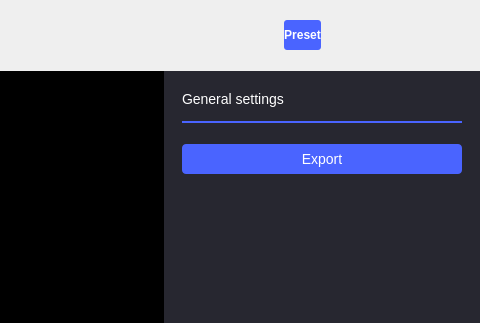
Old version of the form ui/spectrum_analyzer.ui in the repository analogdevicesinc/scopy; both pictures show x 489 to 969 and y 0 to 323 of the 969 by 661 pixel window.
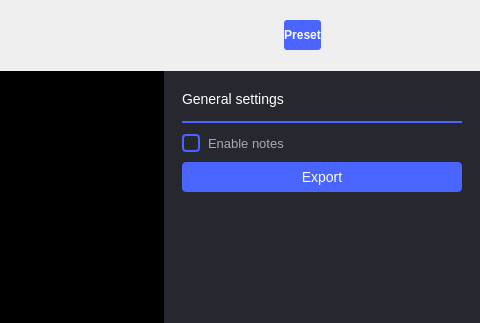
New version of the form. The open tabs and pages were chosen to show the change. Icons and pictures are not drawn. Custom widgets are drawn as their Qt base class.

Commit message: SpectrumAnalyzer: added notes to the instrument

Diff of the .ui file:
```diff
--- a/ui/spectrum_analyzer.ui
+++ b/ui/spectrum_analyzer.ui
@@ -918,6 +918,25 @@
               </layout>
              </widget>
              <widget class="QWidget" name="generalSettings">
+              <property name="styleSheet">
+               <string notr="true">
+QCheckBox {
+  spacing: 8px;
+  background-color: transparent;
+  font-size: 14px;
+  font-weight: bold;
+  color: rgba(255, 255, 255, 153);
+}
+
+QCheckBox::indicator {
+  width: 14px;
+  height: 14px;
+  border: 2px solid rgb(74,100,255);
+  border-radius: 4px;
+}
+QCheckBox::indicator:unchecked { background-color: transparent; }
+QCheckBox::indicator:checked { background-color: rgb(74,100,255); }</string>
+              </property>
               <layout class="QVBoxLayout" name="verticalLayout_3">
                <property name="spacing">
                 <number>0</number>
@@ -990,6 +1009,34 @@
                  </property>
                 </widget>
                </item>
+               <item>
+                <spacer name="verticalSpacer_11">
+                 <property name="orientation">
+                  <enum>Qt::Vertical</enum>
+                 </property>
+                 <property name="sizeType">
+                  <enum>QSizePolicy::Fixed</enum>
+                 </property>
+                 <property name="sizeHint" stdset="0">
+                  <size>
+                   <width>0</width>
+                   <height>10</height>
+                  </size>
+                 </property>
+                </spacer>
+               </item>
+               <item>
+                <widget class="QCheckBox" name="notesEnable">
+                 <property name="styleSheet">
+                  <string notr="true">font-size: 13px;
+font-weight: normal;
+</string>
+                 </property>
+                 <property name="text">
+                  <string>Enable notes</string>
+                 </property>
+                </widget>
+               </item>
                <item>
                 <spacer name="verticalSpacer_9">
                  <property name="orientation">
@@ -1001,7 +1048,7 @@
                  <property name="sizeHint" stdset="0">
                   <size>
                    <width>20</width>
-                   <height>20</height>
+                   <height>10</height>
                   </size>
                  </property>
                 </spacer>
@@ -2440,11 +2487,6 @@
   </layout>
  </widget>
  <customwidgets>
-  <customwidget>
-   <class>adiscope::CustomSwitch</class>
-   <extends>QPushButton</extends>
-   <header>customSwitch.hpp</header>
-  </customwidget>
   <customwidget>
    <class>adiscope::DetachDragZone</class>
    <extends>QWidget</extends>
@@ -2457,17 +2499,22 @@
    <header>menu_anim.hpp</header>
    <container>1</container>
   </customwidget>
-  <customwidget>
-   <class>adiscope::CustomPushButton</class>
-   <extends>QPushButton</extends>
-   <header>customPushButton.hpp</header>
-  </customwidget>
   <customwidget>
    <class>adiscope::RunSingleWidget</class>
    <extends>QWidget</extends>
    <header>runsinglewidget.h</header>
    <container>1</container>
   </customwidget>
+  <customwidget>
+   <class>adiscope::CustomSwitch</class>
+   <extends>QPushButton</extends>
+   <header>customSwitch.hpp</header>
+  </customwidget>
+  <customwidget>
+   <class>adiscope::CustomPushButton</class>
+   <extends>QPushButton</extends>
+   <header>customPushButton.hpp</header>
+  </customwidget>
   <customwidget>
    <class>adiscope::MarkerTable</class>
    <extends>QWidget</extends>
@@ -2480,6 +2527,12 @@
    <header>osc_import_settings.h</header>
    <container>1</container>
   </customwidget>
+  <customwidget>
+   <class>adiscope::InstrumentNotes</class>
+   <extends>QWidget</extends>
+   <header>instrumentnotes.h</header>
+   <container>1</container>
+  </customwidget>
  </customwidgets>
  <resources>
   <include location="../resources/resources.qrc"/>
```
Left out of the diff: 29 changed lines with no effect on the pictures. The commit also changes 3 other files.
